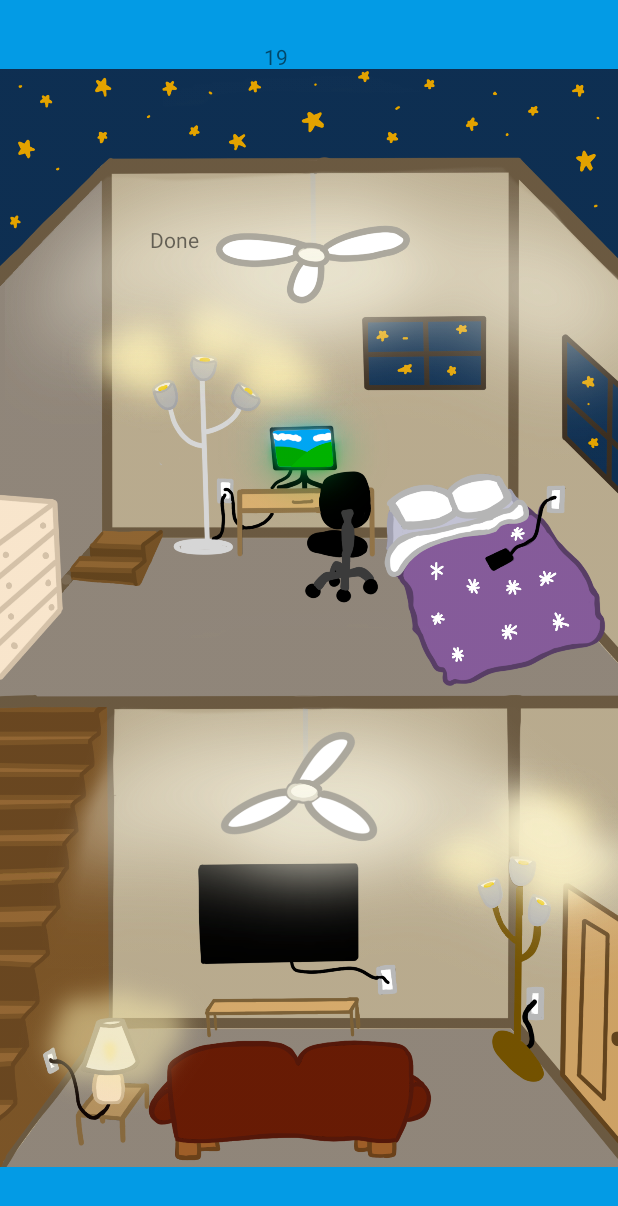
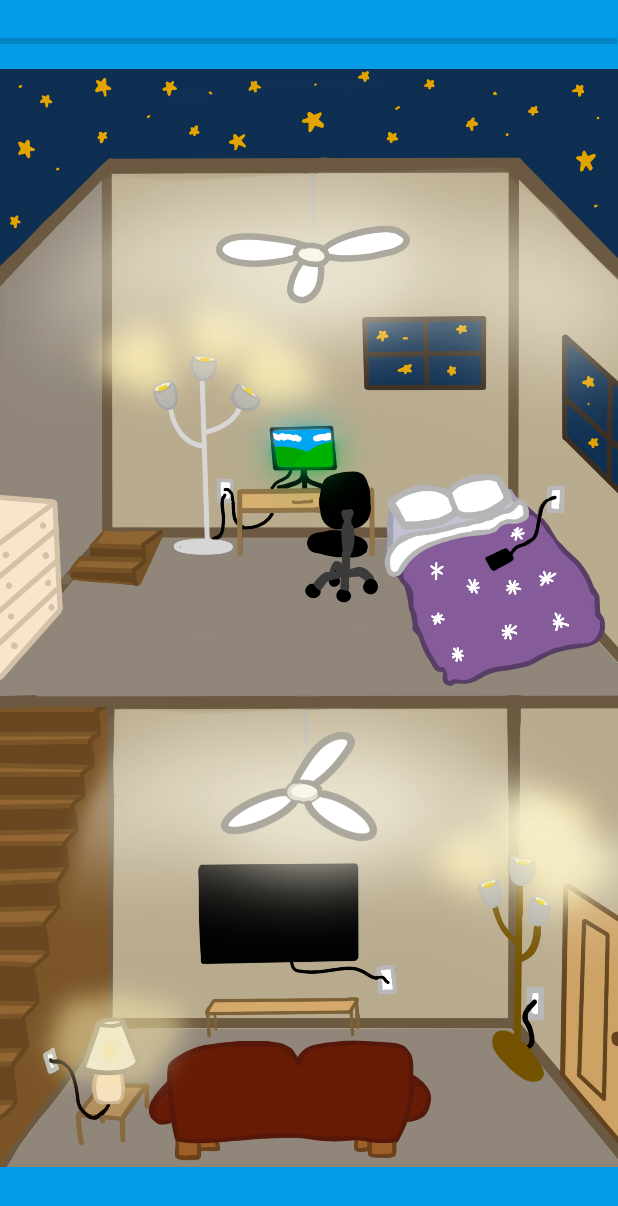
Before and after one commit to jackschedel/savethecity, an Android app: the LightsgameActivity screen opened directly, with no data from a screen before it, on a phone screen of 412 x 824 dp. Shown: the top 1206 px of the screen. Run offline under Robolectric (Android 15) with nearby library versions, the phone set to English and light mode, and no system bars; 2 statements that could not run were skipped.

Commit message:
Added not working progress bar

```diff
--- a/client/app/src/main/java/com/citysavers/savethecity/LightsgameActivity.java
+++ b/client/app/src/main/java/com/citysavers/savethecity/LightsgameActivity.java
@@ -56,6 +56,7 @@ public class LightsgameActivity extends AppCompatActivity {
     public int score = 0;
     public int alt = 255;
     public int oth = 0;
+    public boolean win = true;
 
     private final Runnable mHidePart2Runnable = new Runnable() {
         @SuppressLint("InlinedApi")
@@ -182,7 +183,16 @@ public class LightsgameActivity extends AppCompatActivity {
             }
             public void onFinish(){
                 timer.setText("Time's Up!");
-                finish();
+                for(int i = 0; i <lights.length; i++){
+                    if(lights[i]){
+                        win = false;
+                    }
+                }
+                if(win){
+                    onWin();
+                }else{
+                    onLose();
+                }
             }
         }.start();
 
@@ -201,33 +211,9 @@ public class LightsgameActivity extends AppCompatActivity {
         // are available.
         delayedHide(0);
 
-//        TextView test= (TextView) findViewById(R.id.test);
-//
-//        Timer timer = new Timer();
-//        timer.schedule(new TimerTask() {
-//            @Override
-//            public void run() {
-//                test.setText("Done");
-//                if(alt == 255){
-//                    alt = 0;
-//                    oth = 255;
-//                }else{
-//                    alt = 255;
-//                    oth = 0;
-//                }
-//                ((ImageView)findViewById(R.id.upFan1)).setImageAlpha(alt);
-//                ((ImageView)findViewById(R.id.upFan2)).setImageAlpha(oth);
-//                ((ImageView)findViewById(R.id.downFan1)).setImageAlpha(oth);
-//                ((ImageView)findViewById(R.id.downFan2)).setImageAlpha(alt);
-//            }
-//        }, 0, 500);//wait 0 ms before doing the action and do it every 500ms
-//
-//        timer.cancel();//stop the timer
         Random rand = new Random();
-        TextView test= (TextView) findViewById(R.id.test);
         new CountDownTimer(counter*1000, 100){
             public void onTick(long millisUntilFinished){
-                test.setText("Done");
                 if(alt == 255){
                     alt = 0;
                     oth = 255;
@@ -295,6 +281,12 @@ public class LightsgameActivity extends AppCompatActivity {
     private void delayedHide(int delayMillis) {
         mHideHandler.removeCallbacks(mHideRunnable);
         mHideHandler.postDelayed(mHideRunnable, delayMillis);
+    }
+    private void onWin(){
+
+    }
+    private void onLose(){
+
     }
 
     public void upLampB_onClick(View v){
--- a/client/app/src/main/res/layout/activity_lightsgame.xml
+++ b/client/app/src/main/res/layout/activity_lightsgame.xml
@@ -39,16 +39,6 @@
         android:layout_width="wrap_content"
         android:layout_height="wrap_content"
         app:srcCompat="@drawable/lights_game_new_bckgrd" />
-
-    <TextView
-        android:id="@+id/timer"
-        android:layout_width="wrap_content"
-        android:layout_height="wrap_content"
-        android:layout_marginStart="176dp"
-        android:layout_marginTop="28dp"
-        android:text="Timer: "
-        app:layout_constraintStart_toStartOf="parent"
-        app:layout_constraintTop_toTopOf="parent" />
 
     <Button
         android:id="@+id/upLampB"
@@ -242,14 +232,12 @@
         tools:layout_editor_absoluteX="0dp"
         tools:layout_editor_absoluteY="0dp" />
 
-    <TextView
-        android:id="@+id/test"
-        android:layout_width="wrap_content"
-        android:layout_height="wrap_content"
-        android:text="TextView"
-        android:translationX="100dp"
-        android:translationY="150dp"
-        tools:layout_editor_absoluteX="0dp"
+    <ProgressBar
+        android:id="@+id/progressBar"
+        style="?android:attr/progressBarStyleHorizontal"
+        android:layout_width="411dp"
+        android:layout_height="55dp"
+        tools:layout_editor_absoluteX="-1dp"
         tools:layout_editor_absoluteY="0dp" />
 
 </androidx.constraintlayout.widget.ConstraintLayout>
```
